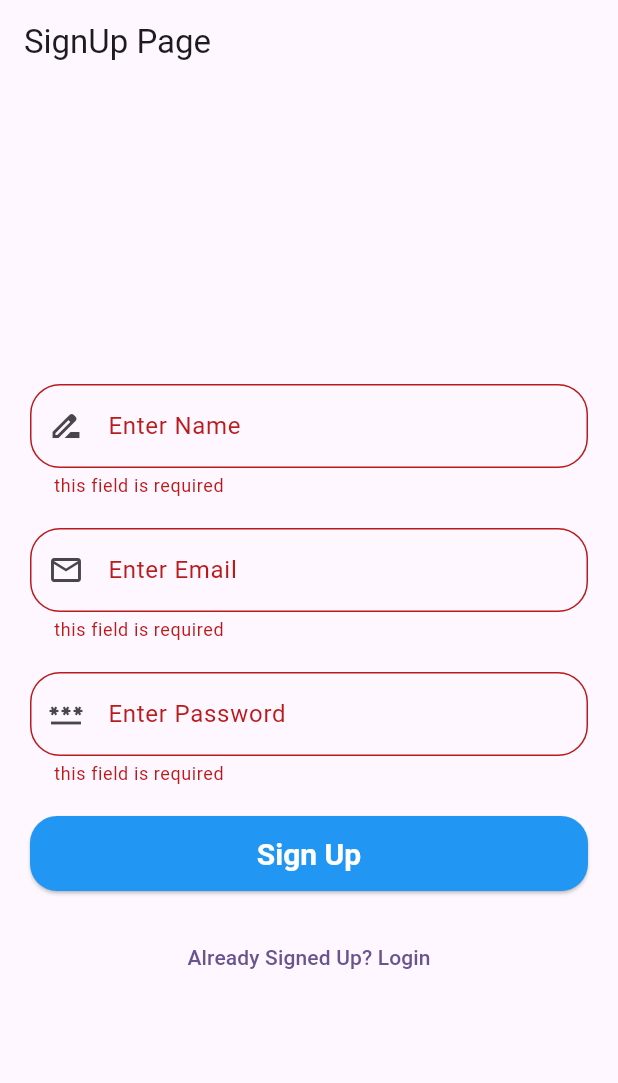
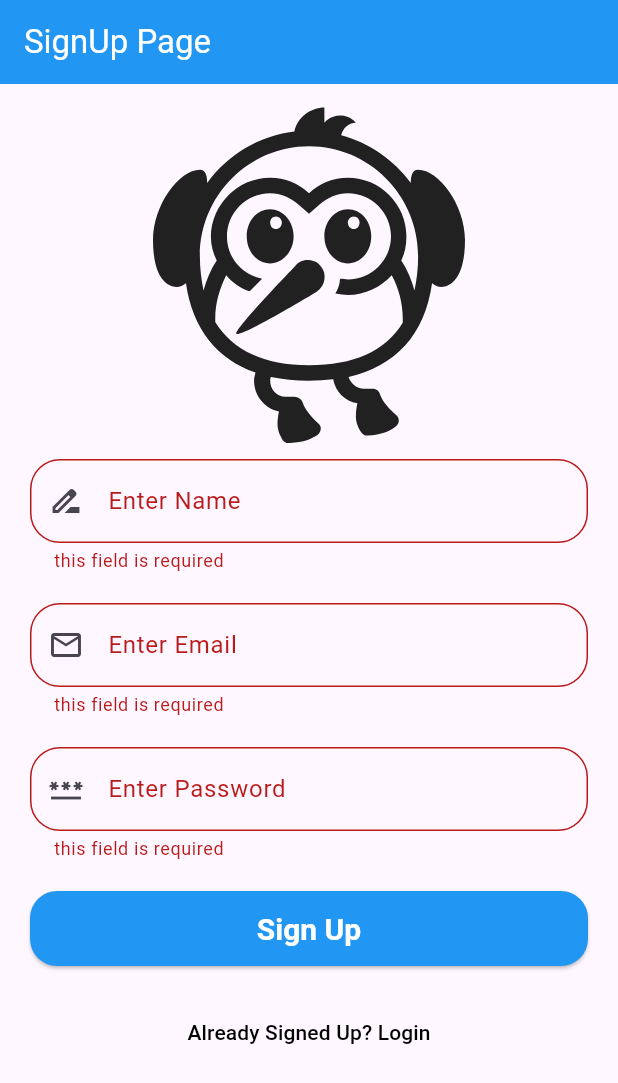
Before and after one commit to thezuraiz/FirebaseApp, a Flutter app: the screen it shows after launch, after a tap on "Sign Up", on a phone screen of 412 x 824 dp. Shown: the top 1083 px of the screen. Run offline on Flutter 3.47's test engine with Material 3 defaults, Android fonts, the phone set to English and light mode, and no system bars; our stand-ins replace cloud_firestore, firebase_auth, firebase_core, form_field_validator; accounts and stored records are empty.

```diff
--- a/lib/Pages/Authentication Page/authPage.dart
+++ b/lib/Pages/Authentication Page/authPage.dart
@@ -1,4 +1,6 @@
+import 'package:firebase_auth/firebase_auth.dart';
 import 'package:firebase_fundamentals/Functions/authfunction.dart';
+import 'package:firebase_fundamentals/Pages/CRUD%20Page/crud_main_page.dart';
 import 'package:flutter/material.dart';
 import 'package:form_field_validator/form_field_validator.dart';
 
@@ -41,8 +43,10 @@ class _LoginSignUpPageState extends State<LoginSignUpPage> {
       if (formKey.currentState!.validate()) {
         formKey.currentState!.save();
         isSignup
-            ? signup(emailController.text.toString(), passwordController.text.toString())
-            : login(emailController.text.toString(), passwordController.text.toString());
+            ? signup(emailController.text.toString(),
+                passwordController.text.toString())
+            : login(context,emailController.text.toString(),
+                passwordController.text.toString());
       }
     }
 
@@ -57,15 +61,19 @@ class _LoginSignUpPageState extends State<LoginSignUpPage> {
       appBar: AppBar(
         title: Text(isSignup ? "SignUp Page" : "Login"),
       ),
-      body: Container(
+      body: SingleChildScrollView(
+        child: Container(
           padding: const EdgeInsets.symmetric(horizontal: 20),
           child: Form(
             key: formKey,
             child: Column(
               children: [
-              const SizedBox(
-                height: 200,
-              ),
+                Container(
+                    margin: const EdgeInsets.symmetric(horizontal: 20),
+                    child: const Icon(
+                      Icons.flutter_dash,
+                      size: 250,
+                    )),
                 isSignup
                     ? TextFormFieldWid("Enter Name", nameController,
                         Icons.drive_file_rename_outline, requiredValidator)
@@ -108,6 +116,7 @@ class _LoginSignUpPageState extends State<LoginSignUpPage> {
             ),
           ),
         ),
+      ),
     );
   }
 
--- /dev/null
+++ b/lib/Pages/CRUD Page/crud_main_page.dart
@@ -0,0 +1,22 @@
+import 'package:firebase_auth/firebase_auth.dart';
+import 'package:firebase_fundamentals/Pages/Authentication%20Page/authPage.dart';
+import 'package:firebase_fundamentals/Pages/CRUD%20Page/crud_app.dart';
+import 'package:flutter/material.dart';
+
+class Crud_page extends StatelessWidget {
+
+  @override
+  Widget build(BuildContext context) {
+    return  StreamBuilder(
+      stream: FirebaseAuth.instance.authStateChanges(),
+      builder: (context,snapshot){
+        if(snapshot.hasData){
+          return CrudApp();
+        }
+        else{
+          return LoginSignUpPage();
+        }
+      },
+    );
+  }
+}
--- a/lib/main.dart
+++ b/lib/main.dart
@@ -1,9 +1,9 @@
 import 'package:firebase_core/firebase_core.dart';
-import 'package:firebase_fundamentals/Pages/Authentication%20Page/authPage.dart';
+import 'package:firebase_fundamentals/Pages/CRUD%20Page/crud_main_page.dart';
 import 'package:firebase_fundamentals/firebase_options.dart';
 import 'package:flutter/material.dart';
 
-Future<void> main()async{
+Future<void> main() async {
   WidgetsFlutterBinding.ensureInitialized();
   await Firebase.initializeApp(options: DefaultFirebaseOptions.currentPlatform);
   runApp(const MyApp());
@@ -16,9 +16,13 @@ class MyApp extends StatelessWidget {
   @override
   Widget build(BuildContext context) {
     return MaterialApp(
-      title: 'Flutter Demo',
       debugShowCheckedModeBanner: false,
       theme: ThemeData(
+        appBarTheme: const AppBarTheme(
+            color: Colors.blue,
+            foregroundColor: Colors.white,
+            iconTheme: IconThemeData(color: Colors.white),
+        ),
         primaryColor: Colors.blue,
         colorScheme: ColorScheme.fromSeed(seedColor: Colors.deepPurple),
         useMaterial3: true,
@@ -26,11 +30,19 @@ class MyApp extends StatelessWidget {
           style: ButtonStyle(
             backgroundColor: MaterialStateProperty.all(Colors.blue),
             foregroundColor: MaterialStateProperty.all(Colors.white),
-            textStyle: MaterialStateProperty.all(TextStyle(fontSize: 20,fontWeight: FontWeight.bold))
-          )
-        )
+            textStyle: MaterialStateProperty.all(
+              const TextStyle(fontSize: 20, fontWeight: FontWeight.bold),
+            ),
+            shape: MaterialStateProperty.all(const StadiumBorder()),
+          ),
+        ),
+        textButtonTheme: TextButtonThemeData(
+          style: ButtonStyle(
+            foregroundColor: MaterialStateProperty.all(Colors.black),
+          ),
+        ),
       ),
-      home: const LoginSignUpPage(),
+      home: Crud_page()
     );
   }
 }
--- a/pubspec.yaml
+++ b/pubspec.yaml
@@ -38,6 +38,8 @@ dependencies:
   form_field_validator: ^1.1.0
   firebase_core: ^2.25.4
   firebase_auth: ^4.17.4
+  firebase_storage: ^11.6.5
+  cloud_firestore: ^4.15.4
 
 dev_dependencies:
   flutter_test:
```
Also changed, not shown: lib/Functions/authfunction.dart (+8 -3 lines), lib/Functions/crud_functions.dart (added, +19 -0 lines), lib/Pages/CRUD Page/crud_app.dart (added, +40 -0 lines), pubspec.lock, 1 other file. Lines whose indentation alone changed are shown as unchanged.
